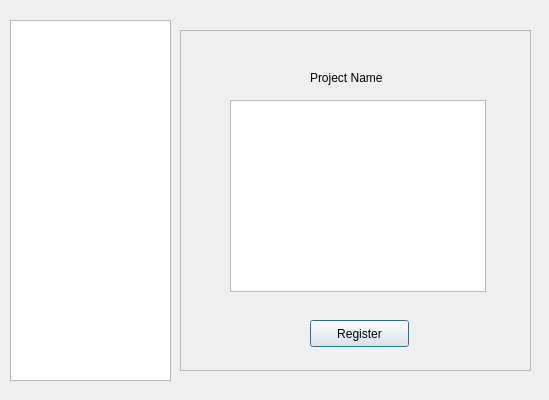
Before: the Qt Designer form studentprojectregisterview.ui in abhinavthukral28/stuPID, drawn with Qt 5.
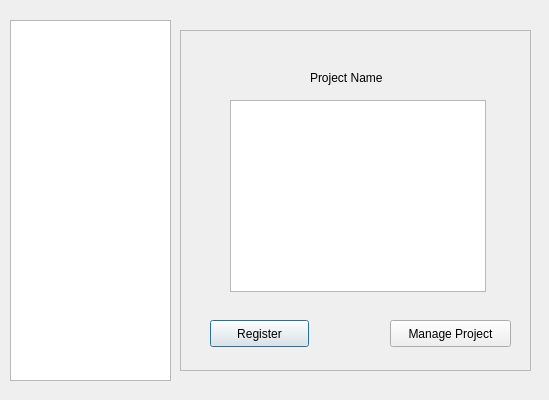
After: the same form once the commit is applied.

Patch:
```diff
--- a/studentprojectregisterview.ui
+++ b/studentprojectregisterview.ui
@@ -31,7 +31,7 @@
    <widget class="QPushButton" name="registerButton">
     <property name="geometry">
      <rect>
-      <x>130</x>
+      <x>30</x>
       <y>290</y>
       <width>99</width>
       <height>27</height>
@@ -46,7 +46,7 @@
      <rect>
       <x>130</x>
       <y>40</y>
-      <width>81</width>
+      <width>91</width>
       <height>16</height>
      </rect>
     </property>
@@ -64,6 +64,19 @@
      </rect>
     </property>
    </widget>
+   <widget class="QPushButton" name="manageProjectButton">
+    <property name="geometry">
+     <rect>
+      <x>210</x>
+      <y>290</y>
+      <width>121</width>
+      <height>27</height>
+     </rect>
+    </property>
+    <property name="text">
+     <string>Manage Project</string>
+    </property>
+   </widget>
   </widget>
   <widget class="QListWidget" name="listWidget">
    <property name="geometry">
```
Left out of the diff: 2 changed lines with no effect on the pictures.
